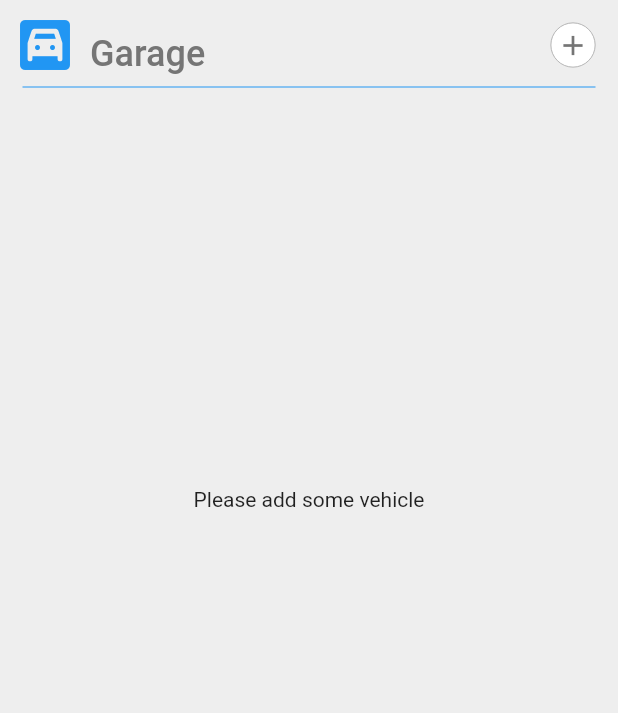
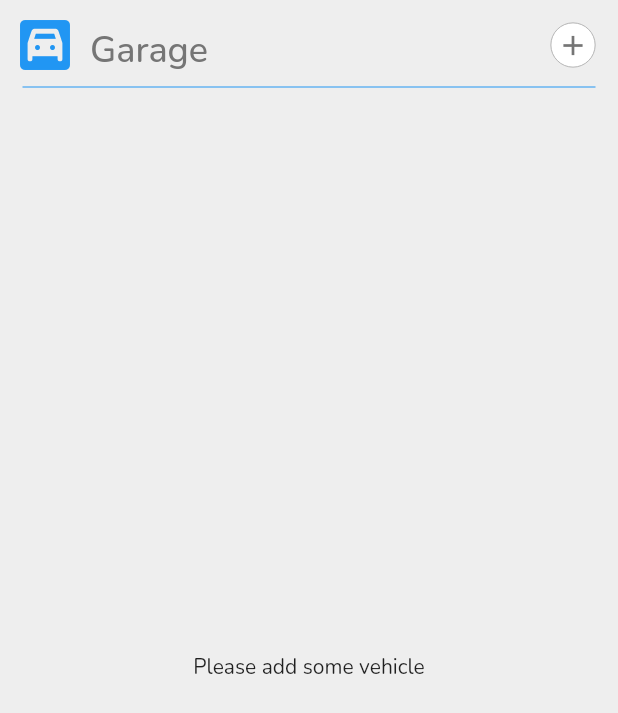
Before and after one commit to Noamagnus/MyGarage, a Flutter app: the screen it shows after launch, on a phone screen of 412 x 824 dp. Shown: the top 713 px of the screen. Run offline on Flutter 3.47's test engine with Material 2 defaults, Android fonts, the phone set to English and light mode, and no system bars; our stand-ins replace bloc, flutter_bloc, freezed_annotation, google_fonts, image_picker, sembast.

Commit message:
removed unnecesary sized boxes

```diff
--- a/lib/main.dart
+++ b/lib/main.dart
@@ -63,6 +63,7 @@ class MyApp extends StatelessWidget {
         title: 'Flutter Demo',
         theme: ThemeData(
           primaryColor: AppColors.blueColor,
+          textTheme: GoogleFonts.nunitoTextTheme(Theme.of(context).textTheme),
 
         ),
         home: const SplashScreen(),
--- a/lib/presentation/screens/garage_screen.dart
+++ b/lib/presentation/screens/garage_screen.dart
@@ -26,10 +26,7 @@ class GarageScreen extends StatelessWidget {
         body: OrientationBuilder(
           builder: (BuildContext context, Orientation orientation) {
             return orientation == Orientation.portrait
-                ? SizedBox(
-                    height: Dimensions.screenHeight,
-                    width: Dimensions.screenWidth,
-                    child: Column(
+                ? Column(
                   children: [
                     addVerticalSpace(10),
                     const CustomAppBar(),
@@ -44,12 +41,8 @@ class GarageScreen extends StatelessWidget {
                       listTileContainerHeight: Dimensions.screenWidth / 2.8,
                     )
                   ],
-                    ),
                 )
-                : SizedBox(
-                    height: Dimensions.screenWidth,
-                    width: Dimensions.screenHeight,
-                    child: Column(
+                : Column(
                   children: [
                     addVerticalSpace(10),
                     const CustomAppBar(),
@@ -64,7 +57,6 @@ class GarageScreen extends StatelessWidget {
                       listTileContainerHeight: Dimensions.screenHeight / 2.8,
                     )
                   ],
-                    ),
                 );
           },
         ),
--- a/lib/presentation/screens/splash_screen.dart
+++ b/lib/presentation/screens/splash_screen.dart
@@ -61,9 +61,9 @@ class _SplashScreenState extends State<SplashScreen> {
               padding: EdgeInsets.symmetric(horizontal: 30),
               child: const LinearProgressIndicator(),
             ),
-            // const Expanded(
-            //   child: SizedBox(),
-            // ),
+            const Expanded(
+              child: SizedBox(),
+            ),
             Padding(
               padding:  EdgeInsets.only(bottom: 10,right: 10,),
               child: Row(
--- a/lib/utils/dimensions.dart
+++ b/lib/utils/dimensions.dart
@@ -29,5 +29,5 @@ class Dimensions {
   // My screen is 640 logical pixels
   static double screenHeight = logicalHeight;
   static double screenWidth = logicalWidth;
-
+  static double safeAreaHeight = safeHeight;
 }
```
Lines whose indentation alone changed are shown as unchanged.
